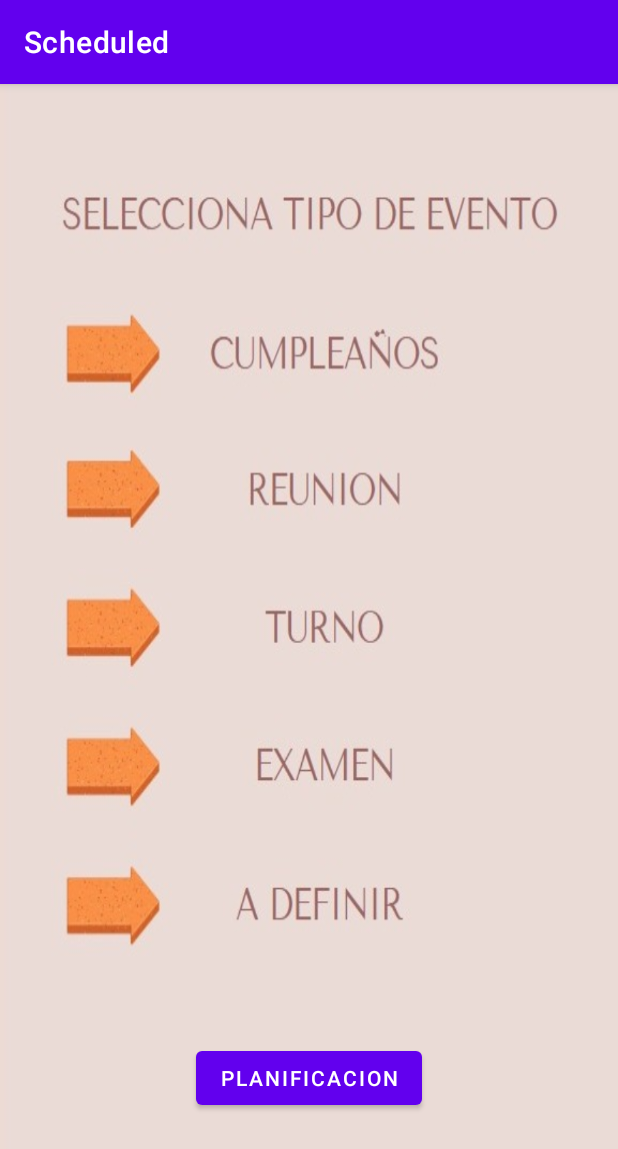
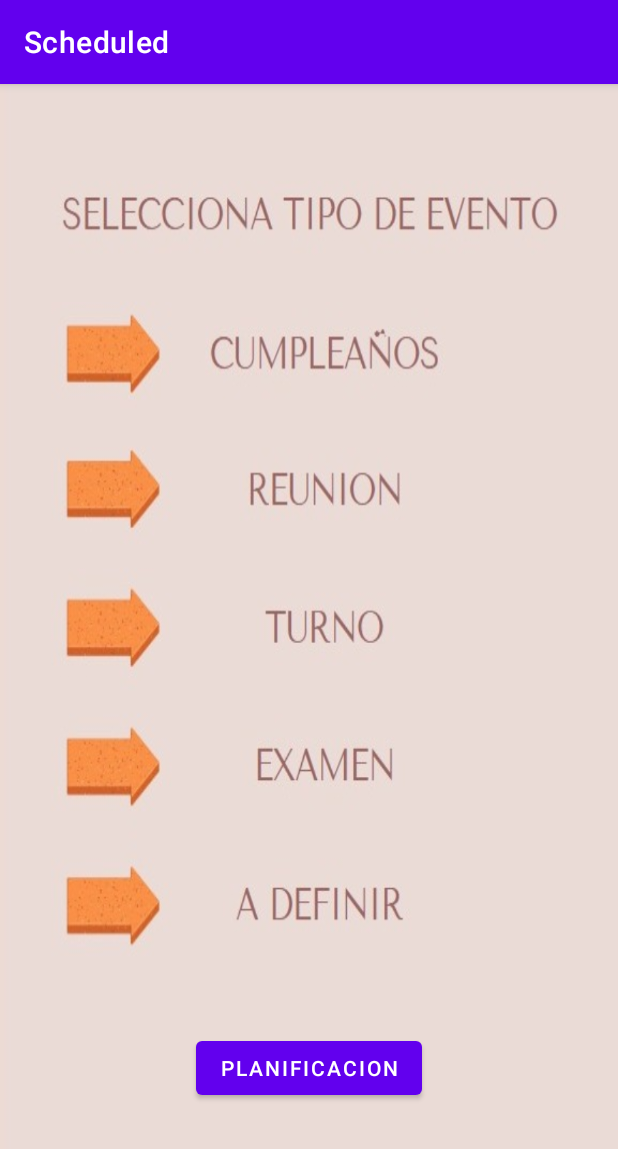
Before and after one commit to MarioAndres75/Scheduled, an Android app: the Pantalla3 screen opened directly, with no data from a screen before it, on a phone screen of 412 x 824 dp. Shown: the top 1149 px of the screen. Run offline under Robolectric (Android 15) with nearby library versions, the phone set to English and light mode, and no system bars.

Commit message:
Update build.gradle

```diff
--- a/app/src/main/res/layout/activity_pantalla2.xml
+++ b/app/src/main/res/layout/activity_pantalla2.xml
@@ -50,8 +50,8 @@
 
     <Button
         android:id="@+id/planificacion"
-        android:layout_width="335dp"
-        android:layout_height="52dp"
+        android:layout_width="347dp"
+        android:layout_height="47dp"
         android:layout_marginTop="60dp"
         android:background="@android:color/transparent"
         app:layout_constraintEnd_toEndOf="parent"
--- a/app/src/main/res/layout/activity_pantalla3.xml
+++ b/app/src/main/res/layout/activity_pantalla3.xml
@@ -13,7 +13,7 @@
         android:layout_height="0dp"
         android:layout_marginStart="30dp"
         android:layout_marginTop="150dp"
-        android:layout_marginBottom="410dp"
+        android:layout_marginBottom="403dp"
         android:background="@android:color/transparent"
         app:layout_constraintBottom_toTopOf="@+id/cancelar"
         app:layout_constraintStart_toStartOf="parent"
@@ -63,7 +63,7 @@
         android:id="@+id/cancelar"
         android:layout_width="wrap_content"
         android:layout_height="wrap_content"
-        android:layout_marginBottom="81dp"
+        android:layout_marginBottom="88dp"
         android:text="PLANIFICACION"
         app:layout_constraintBottom_toBottomOf="parent"
         app:layout_constraintEnd_toEndOf="parent"
```
